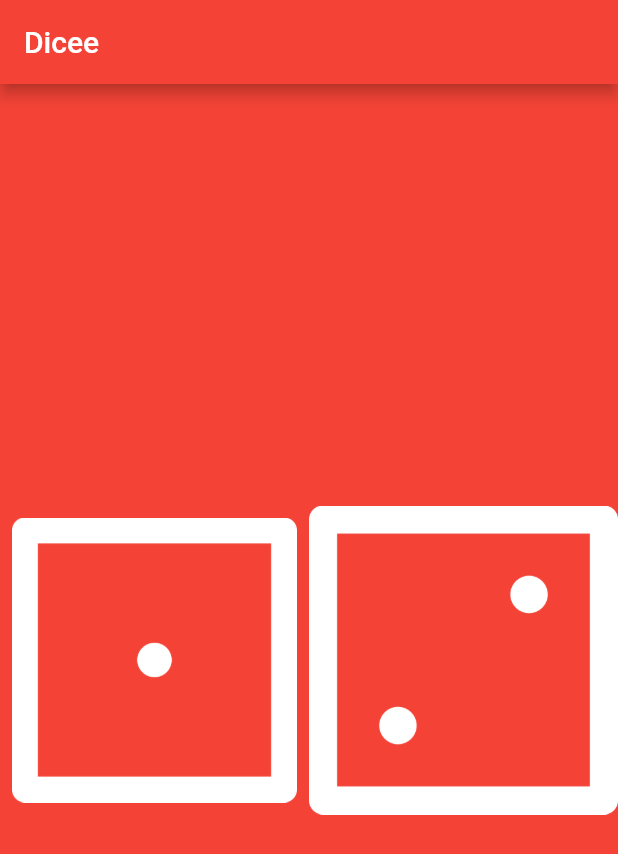
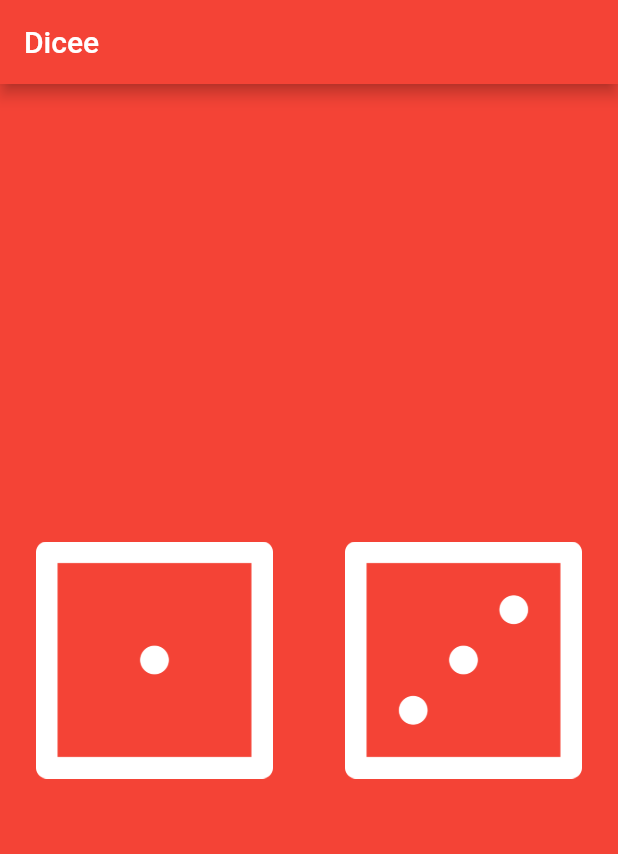
Before and after one commit to Toma-0/flutter_Study, a Flutter app: the screen it shows after launch, on a phone screen of 412 x 824 dp. Shown: the top 854 px of the screen. Run offline on Flutter 3.47's test engine with Material 2 defaults, Android fonts, the phone set to English and light mode, and no system bars.

Commit message:
セクション7終了！！

```diff
--- a/dice/lib/main.dart
+++ b/dice/lib/main.dart
@@ -1,4 +1,5 @@
 import 'package:flutter/material.dart';
+import 'dart:math';
 
 void main() {
   return runApp(
@@ -15,21 +16,53 @@ void main() {
   );
 }
 
-class DicePage extends StatelessWidget {
+
+
+class DicePage extends StatefulWidget {
+  @override
+  _DicePageState createState() => _DicePageState();
+}
+
+
+class _DicePageState extends State<DicePage> {
+  int left = 1;
+  int right = 3;
+
+  void ChangeDiceFace() {
+  setState(() {
+    right = Random().nextInt(5) + 1;
+    left = Random().nextInt(5) + 1;
+    });
+  }
+
   @override
   Widget build(BuildContext context) {
     return Center(
       child: Row(
         children: <Widget>[
           Expanded(
-              flex: 1,
-              child: Padding(
-                padding: const EdgeInsets.all(8.0),
-                child: Image.asset("images/dice1.png"),
-              )),
+            flex: 1,
+            child: Padding(
+              padding: const EdgeInsets.all(16.0),
+              child: TextButton(
+                onPressed: () {
+                  ChangeDiceFace();
+                },
+                child: Image.asset("images/dice$left.png"),
+              ),
+            ),
+          ),
           Expanded(
             flex: 1,
-            child: Image.asset("images/dice2.png"),
+            child: Padding(
+              padding: const EdgeInsets.all(16.0),
+              child: TextButton(
+                onPressed: () {
+                  ChangeDiceFace();
+                },
+                child: Image.asset("images/dice$right.png"),
+              ),
+            ),
           ),
         ],
       ),
```
